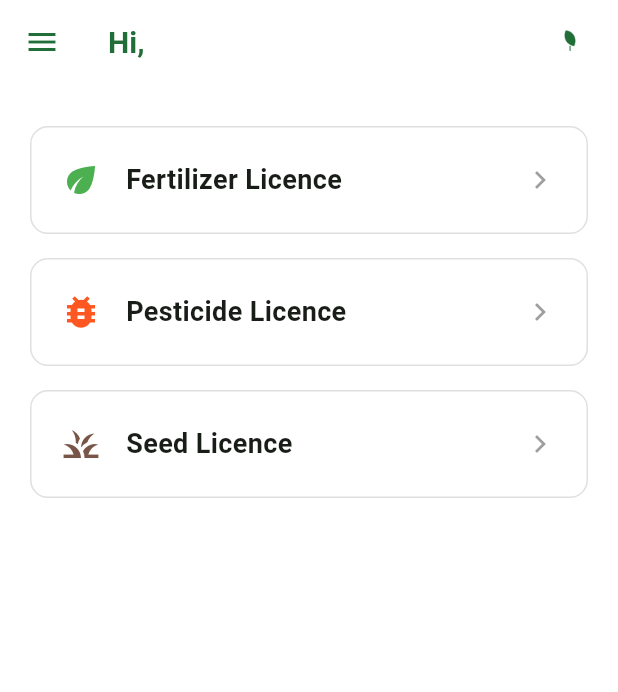
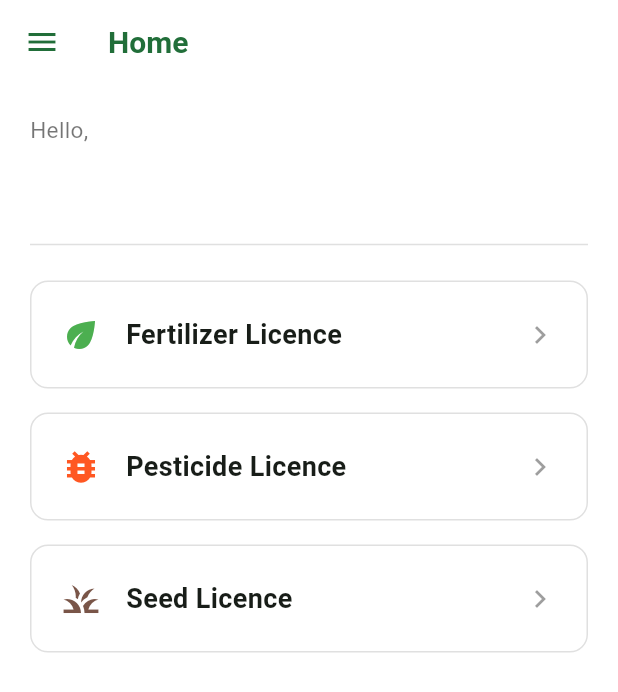
Before and after one commit to kinagi09/agro-dealers-mitra, a Flutter app: the HomeScreen screen opened directly, on a phone screen of 412 x 824 dp. Shown: the top 692 px of the screen. Run offline on Flutter 3.47's test engine with Material 3 defaults, Android fonts, the phone set to English and light mode, and no system bars; our stand-ins replace flutter_secure_storage; accounts and stored records are empty; network calls fail.

Commit message:
Fix truncated shop name on home screen, remove header logo
The AppBar title "Hi, {shopName}" was competing for space with the
logo action icon, so longer shop names got ellipsized. Move the
greeting into its own full-width section in the body (wraps instead
of truncating) and drop the logo from the AppBar per feedback -
it stays in the drawer header, just not the top bar.

Co-Authored-By: Claude Sonnet 5 <noreply@anthropic.com>

```diff
--- a/mobile/license_tracker_app/lib/screens/home_screen.dart
+++ b/mobile/license_tracker_app/lib/screens/home_screen.dart
@@ -84,15 +84,7 @@ class _HomeScreenState extends State<HomeScreen> {
   @override
   Widget build(BuildContext context) {
     return Scaffold(
-      appBar: AppBar(
-        title: Text(_isLoading ? '' : 'Hi, ${_shopName ?? ''}'),
-        actions: const [
-          Padding(
-            padding: EdgeInsets.only(right: 16),
-            child: AppLogo(size: 32),
-          ),
-        ],
-      ),
+      appBar: AppBar(title: const Text('Home')),
       drawer: Drawer(
         child: ListView(
           padding: EdgeInsets.zero,
@@ -149,6 +141,28 @@ class _HomeScreenState extends State<HomeScreen> {
         child: Column(
           crossAxisAlignment: CrossAxisAlignment.stretch,
           children: [
+            if (_isLoading)
+              const Padding(
+                padding: EdgeInsets.only(bottom: 12),
+                child: LinearProgressIndicator(minHeight: 2),
+              )
+            else ...[
+              const Text(
+                'Hello,',
+                style: TextStyle(fontSize: 15, color: Colors.black54),
+              ),
+              const SizedBox(height: 4),
+              Text(
+                _shopName ?? '',
+                style: const TextStyle(
+                  fontSize: 24,
+                  fontWeight: FontWeight.bold,
+                ),
+              ),
+              const SizedBox(height: 20),
+              const Divider(),
+              const SizedBox(height: 8),
+            ],
             _categoryButton(
               label: 'Fertilizer Licence',
               icon: Icons.eco,
```
